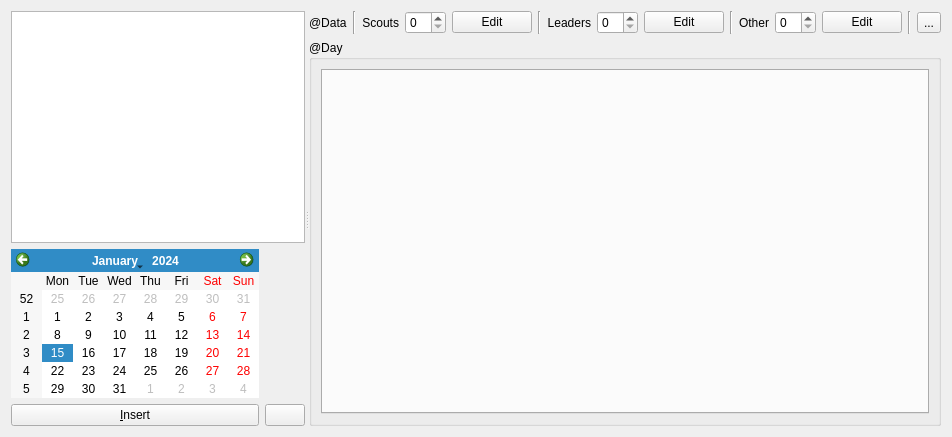
Before: the Qt Designer form src/ui/TabMealWidget.ui in wnt-zhp/zarlock-cpp, drawn with Qt 5.
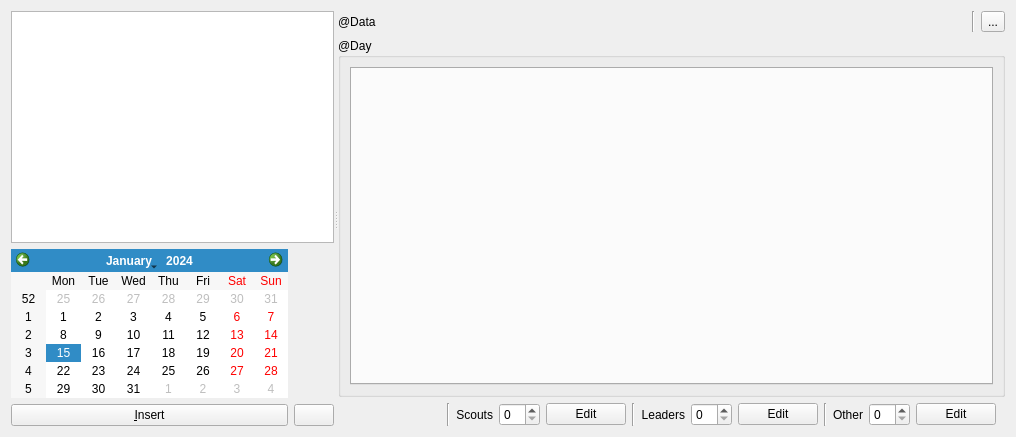
After: the same form once the commit is applied. Custom widgets are drawn as their Qt base class.

Commit message: Fixed issue #132, MealManager (for Database) implemented

The edit to the form file:
```diff
--- a/src/ui/TabMealWidget.ui
+++ b/src/ui/TabMealWidget.ui
@@ -6,7 +6,7 @@
    <rect>
     <x>0</x>
     <y>0</y>
-    <width>915</width>
+    <width>1016</width>
     <height>437</height>
    </rect>
   </property>
@@ -71,7 +71,7 @@
      <widget class="QWidget" name="verticalLayoutWidget_2">
       <layout class="QVBoxLayout" name="verticalLayout_2">
        <item>
-        <layout class="QHBoxLayout" name="horizontalLayout_2" stretch="1,0,0,0,0,0,0,0,0,0,0,0,0,0,0">
+        <layout class="QHBoxLayout" name="horizontalLayout_2" stretch="1,0,0">
          <item>
           <widget class="QLabel" name="label_data">
            <property name="text">
@@ -80,7 +80,57 @@
           </widget>
          </item>
          <item>
-          <widget class="Line" name="line">
+          <widget class="Line" name="line_tools">
+           <property name="orientation">
+            <enum>Qt::Vertical</enum>
+           </property>
+          </widget>
+         </item>
+         <item>
+          <widget class="QToolButton" name="tools">
+           <property name="text">
+            <string>...</string>
+           </property>
+          </widget>
+         </item>
+        </layout>
+       </item>
+       <item>
+        <widget class="QGroupBox" name="group_meals">
+         <property name="title">
+          <string notr="true">@Day</string>
+         </property>
+         <layout class="QGridLayout" name="gridLayout_2">
+          <item row="0" column="0">
+           <widget class="MealTabWidget" name="tab_meals"/>
+          </item>
+         </layout>
+        </widget>
+       </item>
+       <item>
+        <widget class="QWidget" name="widget_spins" native="true">
+         <layout class="QHBoxLayout" name="horizontalLayout_6">
+          <property name="topMargin">
+           <number>0</number>
+          </property>
+          <property name="bottomMargin">
+           <number>0</number>
+          </property>
+          <item>
+           <spacer name="horizontalSpacer">
+            <property name="orientation">
+             <enum>Qt::Horizontal</enum>
+            </property>
+            <property name="sizeHint" stdset="0">
+             <size>
+              <width>40</width>
+              <height>20</height>
+             </size>
+            </property>
+           </spacer>
+          </item>
+          <item>
+           <widget class="Line" name="line_others">
            <property name="orientation">
             <enum>Qt::Vertical</enum>
            </property>
@@ -107,7 +157,7 @@
           </widget>
          </item>
          <item>
-          <widget class="Line" name="line_2">
+           <widget class="Line" name="line_leaders">
            <property name="orientation">
             <enum>Qt::Vertical</enum>
            </property>
@@ -134,7 +184,7 @@
           </widget>
          </item>
          <item>
-          <widget class="Line" name="line_3">
+           <widget class="Line" name="line_scouts">
            <property name="orientation">
             <enum>Qt::Vertical</enum>
            </property>
@@ -159,31 +209,6 @@
             <string>Edit</string>
            </property>
           </widget>
-         </item>
-         <item>
-          <widget class="Line" name="line_4">
-           <property name="orientation">
-            <enum>Qt::Vertical</enum>
-           </property>
-          </widget>
-         </item>
-         <item>
-          <widget class="QToolButton" name="tools">
-           <property name="text">
-            <string>...</string>
-           </property>
-          </widget>
-         </item>
-        </layout>
-       </item>
-       <item>
-        <widget class="QGroupBox" name="group_meals">
-         <property name="title">
-          <string notr="true">@Day</string>
-         </property>
-         <layout class="QGridLayout" name="gridLayout_2">
-          <item row="0" column="0">
-           <widget class="MealTabWidget" name="tab_meals"/>
           </item>
          </layout>
         </widget>
```
Lines whose indentation alone changed are shown as unchanged. The commit also changes 15 other files.
